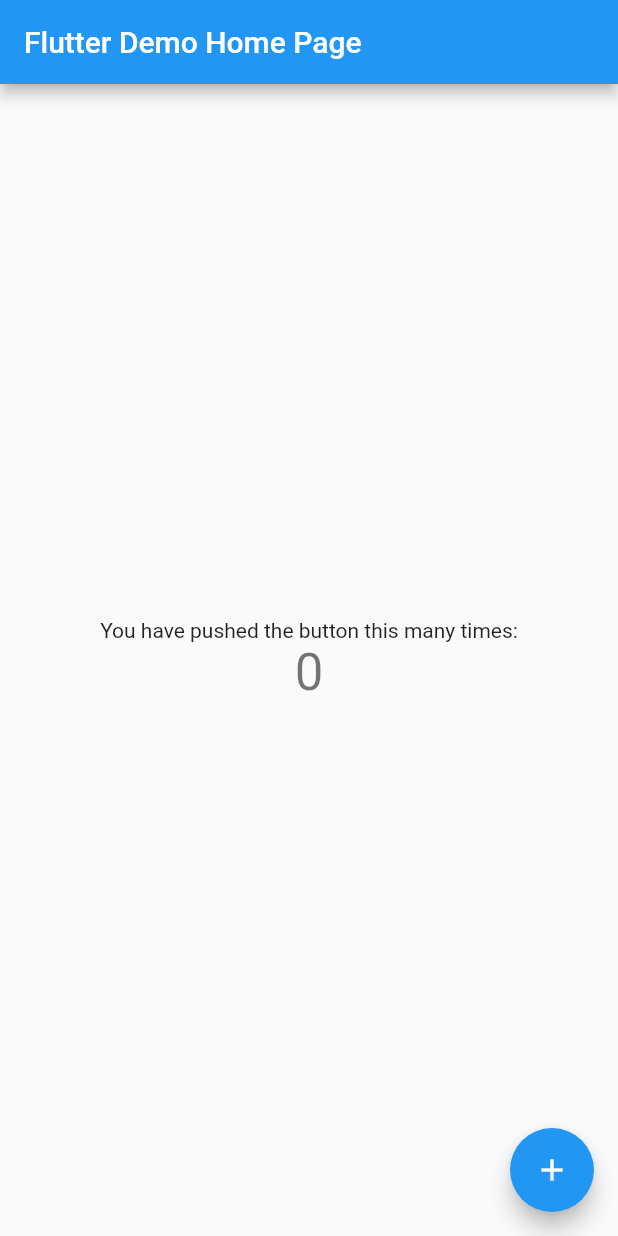
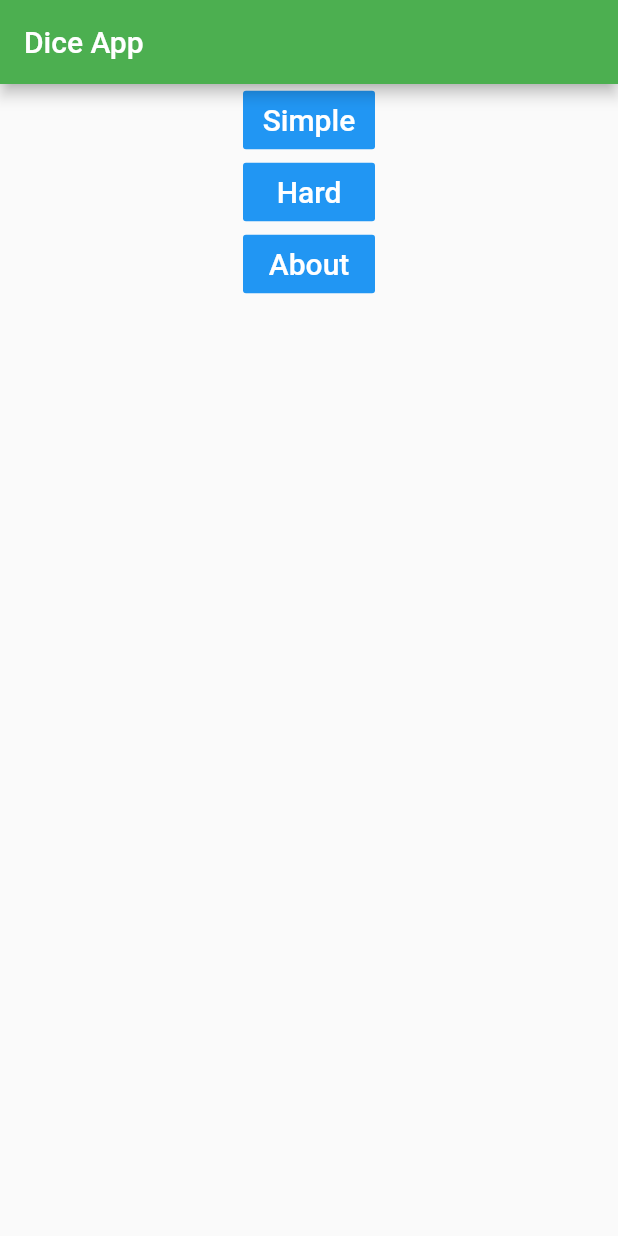
Before and after one commit to usmanhaider461/dice_sessional_app, a Flutter app: the screen it shows after launch, on a phone screen of 412 x 824 dp. Run offline on Flutter 3.47's test engine with Material 2 defaults, Android fonts, the light colour scheme and no system bars.

Commit message:
Hard and Simple buttons are added

```diff
--- a/lib/main.dart
+++ b/lib/main.dart
@@ -1,117 +1,113 @@
+import 'dart:async';
 import 'package:flutter/material.dart';
-
 void main() {
   runApp(MyApp());
 }
 
 class MyApp extends StatelessWidget {
-  // This widget is the root of your application.
   @override
   Widget build(BuildContext context) {
     return MaterialApp(
-      title: 'Flutter Demo',
+      title: 'Dice App By Usman Haider',
       theme: ThemeData(
-        // This is the theme of your application.
-        //
-        // Try running your application with "flutter run". You'll see the
-        // application has a blue toolbar. Then, without quitting the app, try
-        // changing the primarySwatch below to Colors.green and then invoke
-        // "hot reload" (press "r" in the console where you ran "flutter run",
-        // or simply save your changes to "hot reload" in a Flutter IDE).
-        // Notice that the counter didn't reset back to zero; the application
-        // is not restarted.
-        primarySwatch: Colors.blue,
-        // This makes the visual density adapt to the platform that you run
-        // the app on. For desktop platforms, the controls will be smaller and
-        // closer together (more dense) than on mobile platforms.
-        visualDensity: VisualDensity.adaptivePlatformDensity,
+        primarySwatch: Colors.green,
       ),
-      home: MyHomePage(title: 'Flutter Demo Home Page'),
+      home: MyHomePage(),
+      debugShowCheckedModeBanner: false,
     );
   }
 }
 
 class MyHomePage extends StatefulWidget {
-  MyHomePage({Key key, this.title}) : super(key: key);
-
-  // This widget is the home page of your application. It is stateful, meaning
-  // that it has a State object (defined below) that contains fields that affect
-  // how it looks.
-
-  // This class is the configuration for the state. It holds the values (in this
-  // case the title) provided by the parent (in this case the App widget) and
-  // used by the build method of the State. Fields in a Widget subclass are
-  // always marked "final".
-
-  final String title;
-
   @override
   _MyHomePageState createState() => _MyHomePageState();
 }
-
 class _MyHomePageState extends State<MyHomePage> {
-  int _counter = 0;
-
-  void _incrementCounter() {
-    setState(() {
-      // This call to setState tells the Flutter framework that something has
-      // changed in this State, which causes it to rerun the build method below
-      // so that the display can reflect the updated values. If we changed
-      // _counter without calling setState(), then the build method would not be
-      // called again, and so nothing would appear to happen.
-      _counter++;
-    });
+  @override
+  void initState() {
+    super.initState();
+    Timer(Duration(seconds: 3),
+            ()=>Navigator.pushReplacement(context,
+            MaterialPageRoute(builder:
+                (context) =>
+                SecondScreen()
+            )
+        )
+    );
   }
-
   @override
   Widget build(BuildContext context) {
-    // This method is rerun every time setState is called, for instance as done
-    // by the _incrementCounter method above.
-    //
-    // The Flutter framework has been optimized to make rerunning build methods
-    // fast, so that you can just rebuild anything that needs updating rather
-    // than having to individually change instances of widgets.
-    return Scaffold(
-      appBar: AppBar(
-        // Here we take the value from the MyHomePage object that was created by
-        // the App.build method, and use it to set our appbar title.
-        title: Text(widget.title),
-      ),
-      body: Center(
-        // Center is a layout widget. It takes a single child and positions it
-        // in the middle of the parent.
-        child: Column(
-          // Column is also a layout widget. It takes a list of children and
-          // arranges them vertically. By default, it sizes itself to fit its
-          // children horizontally, and tries to be as tall as its parent.
-          //
-          // Invoke "debug painting" (press "p" in the console, choose the
-          // "Toggle Debug Paint" action from the Flutter Inspector in Android
-          // Studio, or the "Toggle Debug Paint" command in Visual Studio Code)
-          // to see the wireframe for each widget.
-          //
-          // Column has various properties to control how it sizes itself and
-          // how it positions its children. Here we use mainAxisAlignment to
-          // center the children vertically; the main axis here is the vertical
-          // axis because Columns are vertical (the cross axis would be
-          // horizontal).
-          mainAxisAlignment: MainAxisAlignment.center,
-          children: <Widget>[
-            Text(
-              'You have pushed the button this many times:',
-            ),
-            Text(
-              '$_counter',
-              style: Theme.of(context).textTheme.headline4,
-            ),
-          ],
-        ),
-      ),
-      floatingActionButton: FloatingActionButton(
-        onPressed: _incrementCounter,
-        tooltip: 'Increment',
-        child: Icon(Icons.add),
-      ), // This trailing comma makes auto-formatting nicer for build methods.
+    return Container(
+        color: Colors.white,
+        child: Image.asset('assets/splash.jpg'),
     );
   }
 }
+class SecondScreen extends StatelessWidget {
+  @override
+  Widget build(BuildContext context) {
+    return Scaffold(
+      appBar: AppBar(title:Text("Dice App")),
+      body: Center(
+          child: Column(
+            children: [
+              FlatButton(
+                color: Colors.blue,
+                textColor: Colors.white,
+                disabledColor: Colors.grey,
+                disabledTextColor: Colors.black,
+                padding: EdgeInsets.all(8.0),
+                splashColor: Colors.blueAccent,
+                onPressed: () {
+                  Navigator.pushReplacement(context,
+                      MaterialPageRoute(builder:
+                      (context) => SecondScreen()));
+                },
+                child: Text(
+                  "Simple",
+                  style: TextStyle(fontSize: 20.0),
+                ),
+
+              ),
+              FlatButton(
+                color: Colors.blue,
+                textColor: Colors.white,
+                disabledColor: Colors.grey,
+                disabledTextColor: Colors.black,
+                padding: EdgeInsets.all(8.0),
+                splashColor: Colors.blueAccent,
+                onPressed: () {
+                  Navigator.pushReplacement(context,
+                      MaterialPageRoute(builder:
+                          (context) => SecondScreen()));
+                },
+                child: Text(
+                  "Hard",
+                  style: TextStyle(fontSize: 20.0),
+                ),
+
+              ),
+              FlatButton(
+                color: Colors.blue,
+                textColor: Colors.white,
+                disabledColor: Colors.grey,
+                disabledTextColor: Colors.black,
+                padding: EdgeInsets.all(8.0),
+                splashColor: Colors.blueAccent,
+                onPressed: () {
+                  Navigator.pushReplacement(context,
+                      MaterialPageRoute(builder:
+                          (context) => SecondScreen()));
+                },
+                child: Text(
+                  "About",
+                  style: TextStyle(fontSize: 20.0),
+                ),
+
+              ),
+       ]
+          )
+      ),
+    );
+  }
+}
```
